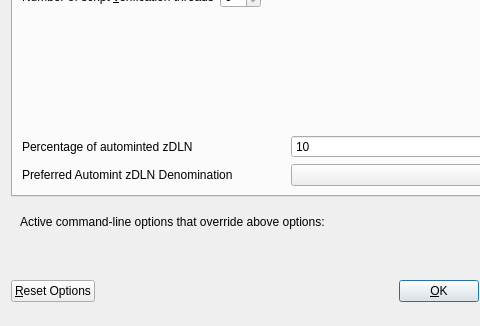
Before: the Qt Designer form src/qt/forms/optionsdialog.ui in revivalist777/milleniumclub, drawn with Qt 5; both pictures show x 0 to 480 and y 116 to 442 of the 576 by 442 pixel window.
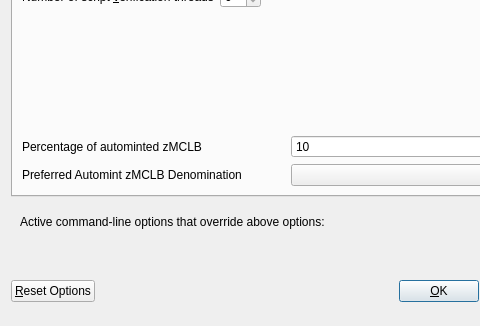
After: the same form once the commit is applied. Custom widgets are drawn as their Qt base class.

Commit message: change DLN to MCLB

```diff
--- a/src/qt/forms/optionsdialog.ui
+++ b/src/qt/forms/optionsdialog.ui
@@ -138,7 +138,7 @@
             <string>Percentage of incoming DLN which get automatically converted to zDLN via Zerocoin Protocol (min: 10%)</string>
            </property>
            <property name="text">
-            <string>Percentage of autominted zDLN</string>
+            <string>Percentage of autominted zMCLB</string>
            </property>
           </widget>
          </item>
@@ -171,7 +171,7 @@
             <string>Wait with automatic conversion to Zerocoin until enough DLN for this denomination is available</string>
            </property>
            <property name="text">
-            <string>Preferred Automint zDLN Denomination</string>
+            <string>Preferred Automint zMCLB Denomination</string>
            </property>
           </widget>
          </item>
```
Left out of the diff: 6 changed lines with no effect on the pictures. The commit also changes 69 other files.
